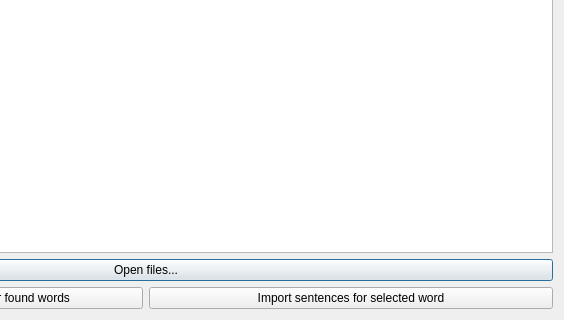
First picture: the form in designer/form.ui, repository abdnh/anki-incontext, before the edit; both pictures show x 272 to 836 and y 295 to 615 of the 836 by 615 pixel window.
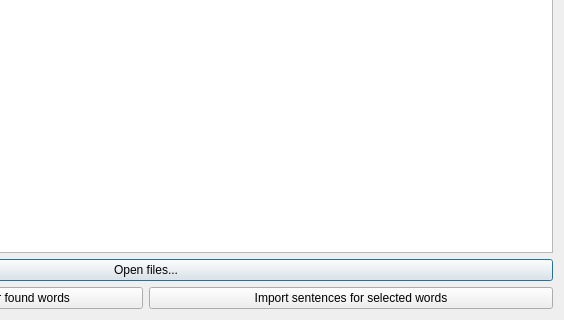
Second picture: the form after the edit.

Commit message: Extend import sentences button to handle multiple selected words

```diff
--- a/designer/form.ui
+++ b/designer/form.ui
@@ -66,7 +66,7 @@
         <string>Import from a file of sentences separated by newlines</string>
        </property>
        <property name="text">
-        <string>Import sentences for selected word</string>
+        <string>Import sentences for selected words</string>
        </property>
       </widget>
      </item>
```
The commit also changes 1 other file.
